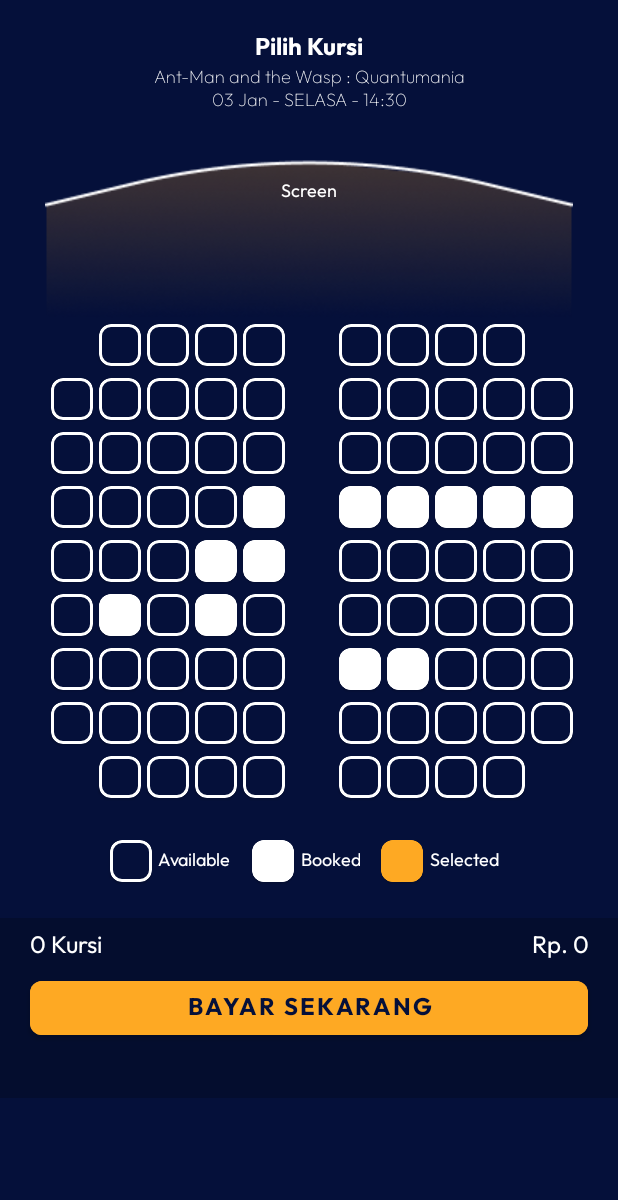
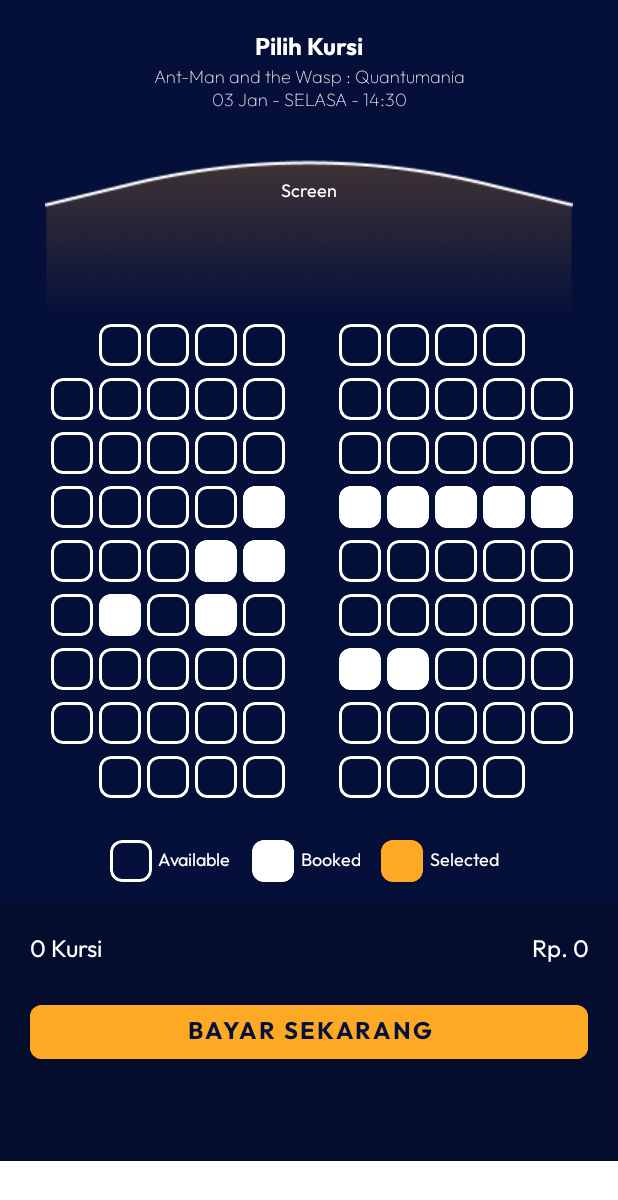
Before and after one commit to ridhogaa/WorkshopMovieApps, an Android app: the SeatsActivity screen opened directly, with no data from a screen before it, on a phone screen of 412 x 824 dp. Shown: the top 1200 px of the screen. Run offline under Robolectric (Android 15) with nearby library versions, the phone set to English and light mode, and no system bars.

Commit message:
feat: seats

```diff
--- a/app/src/main/res/layout/activity_seats.xml
+++ b/app/src/main/res/layout/activity_seats.xml
@@ -2,14 +2,14 @@
 <ScrollView xmlns:android="http://schemas.android.com/apk/res/android"
         xmlns:tools="http://schemas.android.com/tools"
         xmlns:app="http://schemas.android.com/apk/res-auto"
-        android:id="@+id/main"
         android:layout_width="match_parent"
         android:layout_height="match_parent"
-        android:background="@color/dark_blue"
+        android:scrollbars="none"
         tools:context=".SeatsActivity">
 
     <androidx.constraintlayout.widget.ConstraintLayout
             android:layout_width="match_parent"
+            android:background="@color/dark_blue"
             android:layout_height="wrap_content">
 
         <TextView
@@ -108,8 +108,8 @@
                 android:contentDescription="@null"
                 android:layout_width="0dp"
                 android:src="@color/semi_transparent_black"
-                android:layout_height="120dp"
-                android:layout_marginTop="20dp"
+                android:layout_height="0dp"
+                android:layout_marginTop="10dp"
                 app:layout_constraintBottom_toBottomOf="parent"
                 app:layout_constraintTop_toBottomOf="@+id/rv_seats_desc"
                 app:layout_constraintStart_toStartOf="parent"
@@ -127,8 +127,8 @@
                 app:layout_constraintEnd_toStartOf="@id/tv_sum_seat"
                 app:layout_constraintStart_toStartOf="@id/bg_semi_transparent_black"
                 app:layout_constraintTop_toTopOf="@id/bg_semi_transparent_black"
-                android:layout_height="wrap_content"
-                app:layout_constraintBottom_toTopOf="@+id/materialButton" />
+                app:layout_constraintBottom_toTopOf="@id/materialButton"
+                android:layout_height="wrap_content" />
 
         <TextView
                 android:id="@+id/tv_sum_seat"
@@ -141,9 +141,9 @@
                 android:textColor="@color/white"
                 app:layout_constraintStart_toEndOf="@id/tv_count_seat"
                 app:layout_constraintEnd_toEndOf="@id/bg_semi_transparent_black"
+                app:layout_constraintBottom_toTopOf="@id/materialButton"
                 app:layout_constraintTop_toTopOf="@id/bg_semi_transparent_black"
-                android:layout_height="wrap_content"
-                app:layout_constraintBottom_toTopOf="@+id/materialButton" />
+                android:layout_height="wrap_content" />
 
         <com.google.android.material.button.MaterialButton
                 android:layout_width="0dp"
@@ -157,9 +157,9 @@
                 app:layout_constraintEnd_toEndOf="@id/tv_sum_seat"
                 app:layout_constraintStart_toStartOf="@+id/tv_count_seat"
                 android:layout_height="wrap_content"
-                app:layout_constraintTop_toTopOf="@id/bg_semi_transparent_black"
                 app:layout_constraintBottom_toBottomOf="@+id/bg_semi_transparent_black"
-                android:id="@+id/materialButton" />
+                android:id="@+id/materialButton"
+                app:layout_constraintTop_toTopOf="@+id/bg_semi_transparent_black" />
 
     </androidx.constraintlayout.widget.ConstraintLayout>
 </ScrollView>
--- a/app/src/main/res/values-night/themes.xml
+++ b/app/src/main/res/values-night/themes.xml
@@ -10,7 +10,7 @@
         <item name="colorSecondaryVariant">@color/teal_200</item>
         <item name="colorOnSecondary">@color/black</item>
         <!-- Status bar color. -->
-        <item name="android:statusBarColor">?attr/colorPrimaryVariant</item>
+        <item name="android:statusBarColor">@color/black</item>
         <!-- Customize your theme here. -->
     </style>
 </resources>
--- a/app/src/main/res/values/themes.xml
+++ b/app/src/main/res/values/themes.xml
@@ -10,7 +10,7 @@
         <item name="colorSecondaryVariant">@color/teal_700</item>
         <item name="colorOnSecondary">@color/black</item>
         <!-- Status bar color. -->
-        <item name="android:statusBarColor">?attr/colorPrimaryVariant</item>
+        <item name="android:statusBarColor">@color/black</item>
         <!-- Customize your theme here. -->
     </style>
     <style name="CustomSearchViewStyle" parent="Widget.AppCompat.SearchView">
```
